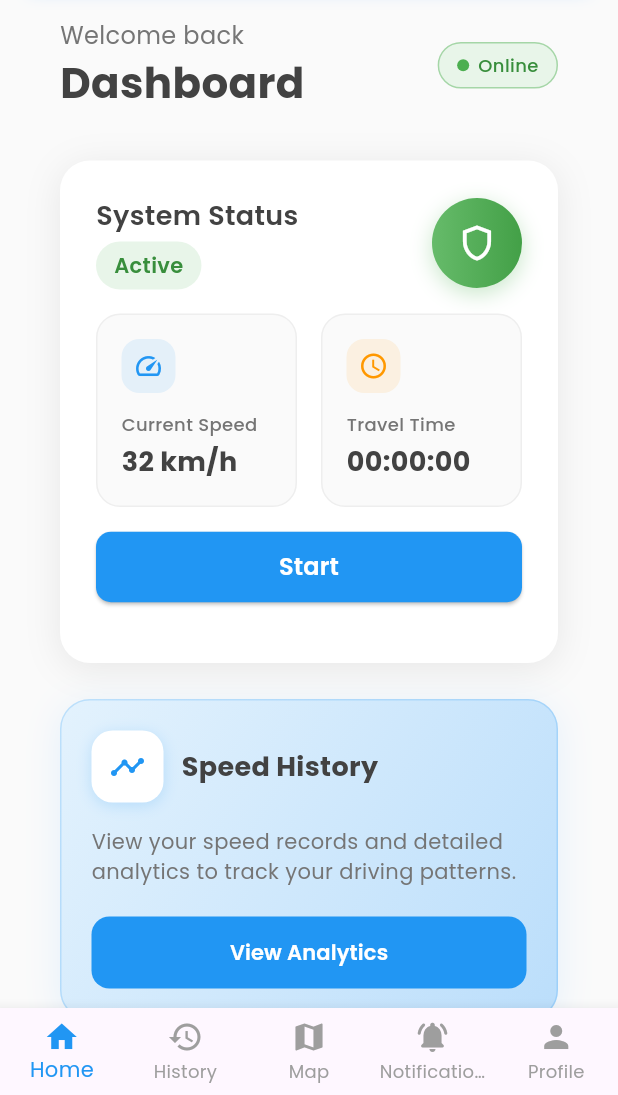
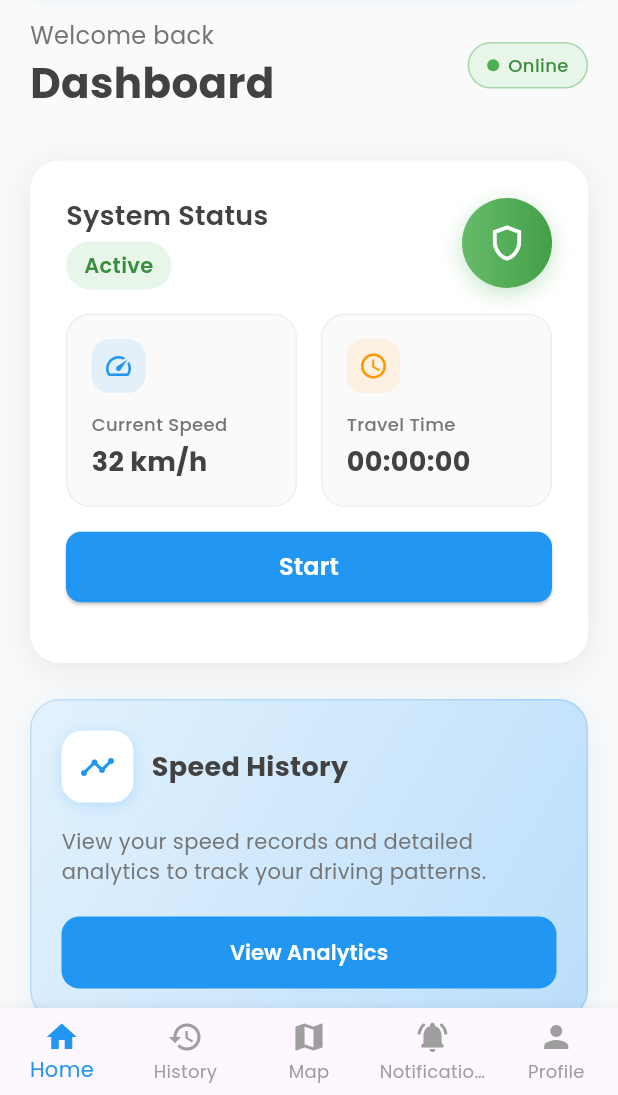
Before and after one commit to KCVFreelance/helmet, a Flutter app: the screen it shows after launch, on a phone screen of 412 x 824 dp, the part 141-1236 px from its top. Run offline on Flutter 3.47's test engine with Material 3 defaults, Android fonts, the phone set to English and light mode, and no system bars; our stand-ins replace firebase_core, firebase_database, fl_chart, google_fonts, google_maps_flutter; accounts and stored records are empty.

Commit message:
gawa ni kenneth

```diff
--- a/lib/home.dart
+++ b/lib/home.dart
@@ -140,10 +140,8 @@ class _HomePageState extends State<HomePage> {
               ),
 
               // Main content area
-              Expanded(
-                child: SingleChildScrollView(
-                  padding: const EdgeInsets.all(20),
-                  child: Column(
+              SizedBox(height: 20),
+              Column(
                 crossAxisAlignment: CrossAxisAlignment.stretch,
                 children: [
                   // Welcome Header
@@ -391,9 +389,7 @@ class _HomePageState extends State<HomePage> {
                                         vertical: 12,
                                       ),
                                       shape: RoundedRectangleBorder(
-                                            borderRadius: BorderRadius.circular(
-                                              10,
-                                            ),
+                                        borderRadius: BorderRadius.circular(10),
                                       ),
                                     ),
                                     child: Text(
@@ -454,10 +450,7 @@ class _HomePageState extends State<HomePage> {
                               "Comprehensive travel data and performance metrics analysis.",
                           buttonText: "View Stats",
                           buttonColor: Colors.purple,
-                              gradient: [
-                                Colors.purple[50]!,
-                                Colors.purple[100]!,
-                              ],
+                          gradient: [Colors.purple[50]!, Colors.purple[100]!],
                           isCompact: true,
                         ),
                       ),
@@ -465,8 +458,6 @@ class _HomePageState extends State<HomePage> {
                   ),
                   const SizedBox(height: 20),
                 ],
-                  ),
-                ),
               ),
             ],
           ),
```
Lines whose indentation alone changed are shown as unchanged.
